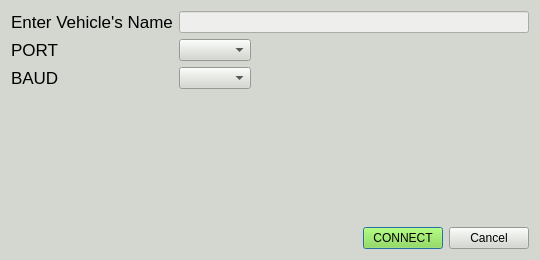
Above: src/main/python/gust/gui/ui/conn.ui from drjdlarson/gust before the change. Below: the same form after it.
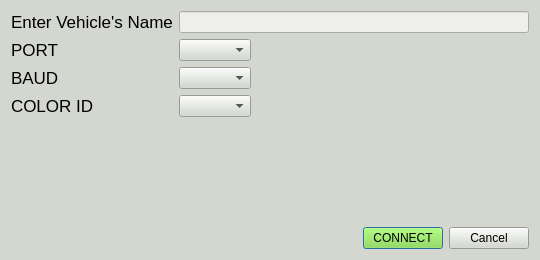
That is the form after the change.

Commit message: drone color coding working for test port

The edit to the form file:
```diff
--- a/src/main/python/gust/gui/ui/conn.ui
+++ b/src/main/python/gust/gui/ui/conn.ui
@@ -90,6 +90,21 @@
      <item row="2" column="1">
       <widget class="QComboBox" name="comboBox_baud"/>
      </item>
+     <item row="3" column="0">
+      <widget class="QLabel" name="label_color">
+       <property name="font">
+        <font>
+         <pointsize>13</pointsize>
+        </font>
+       </property>
+       <property name="text">
+        <string>COLOR ID</string>
+       </property>
+      </widget>
+     </item>
+     <item row="3" column="1">
+      <widget class="QComboBox" name="comboBox_color"/>
+     </item>
     </layout>
    </item>
    <item>
```
The commit also changes 15 other files.
